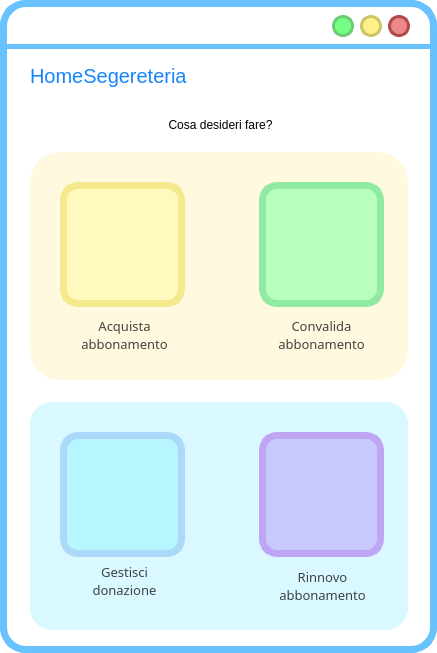
Before: the Qt Designer form ui/HomeSegreteria.ui in SbattellaMattia/SoftwareEngineering, drawn with Qt 5.
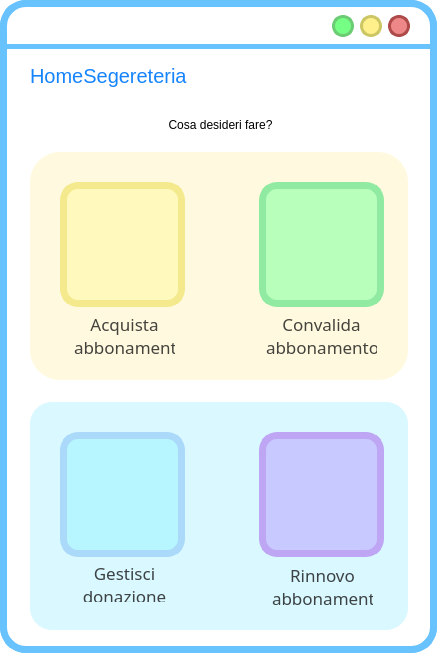
After: the same form once the commit is applied. Icons and pictures are not drawn.

The edit to the form file:
```diff
--- a/ui/HomeSegreteria.ui
+++ b/ui/HomeSegreteria.ui
@@ -415,12 +415,11 @@
 height: 19px;
 color: rgba(16, 16, 16,200);
 font-size: 16px;
-text-align: center;
-font-family: Lato-light;
+
 }</string>
     </property>
     <property name="text">
-     <string>&lt;html&gt;&lt;head/&gt;&lt;body&gt;&lt;p align=&quot;center&quot;&gt;&lt;span style=&quot; font-size:10pt;&quot;&gt;Convalida &lt;br/&gt;abbonamento&lt;/span&gt;&lt;/p&gt;&lt;/body&gt;&lt;/html&gt;</string>
+     <string>&lt;html&gt;&lt;head/&gt;&lt;body&gt;&lt;p align=&quot;center&quot;&gt;&lt;span style=&quot; font-size:13pt;&quot;&gt;Convalida &lt;br/&gt;abbonamento&lt;/span&gt;&lt;/p&gt;&lt;/body&gt;&lt;/html&gt;</string>
     </property>
    </widget>
    <widget class="QLabel" name="label_15">
@@ -450,12 +449,11 @@
 height: 19px;
 color: rgba(16, 16, 16,200);
 font-size: 16px;
-text-align: center;
-font-family: Lato-light;
+
 }</string>
     </property>
     <property name="text">
-     <string>&lt;html&gt;&lt;head/&gt;&lt;body&gt;&lt;p align=&quot;center&quot;&gt;&lt;span style=&quot; font-size:10pt;&quot;&gt;Acquista &lt;br/&gt;abbonamento&lt;/span&gt;&lt;/p&gt;&lt;/body&gt;&lt;/html&gt;</string>
+     <string>&lt;html&gt;&lt;head/&gt;&lt;body&gt;&lt;p align=&quot;center&quot;&gt;&lt;span style=&quot; font-size:13pt;&quot;&gt;Acquista &lt;br/&gt;abbonamento&lt;/span&gt;&lt;/p&gt;&lt;/body&gt;&lt;/html&gt;</string>
     </property>
    </widget>
    <widget class="QLabel" name="convalidaBigliettoButton">
@@ -611,12 +609,11 @@
 height: 19px;
 color: rgba(16, 16, 16,200);
 font-size: 16px;
-text-align: center;
-font-family: Lato-light;
+
 }</string>
     </property>
     <property name="text">
-     <string>&lt;html&gt;&lt;head/&gt;&lt;body&gt;&lt;p align=&quot;center&quot;&gt;&lt;span style=&quot; font-size:10pt;&quot;&gt;Gestisci&lt;br/&gt;donazione&lt;/span&gt;&lt;/p&gt;&lt;/body&gt;&lt;/html&gt;</string>
+     <string>&lt;html&gt;&lt;head/&gt;&lt;body&gt;&lt;p align=&quot;center&quot;&gt;&lt;span style=&quot; font-size:13pt;&quot;&gt;Gestisci&lt;br/&gt;donazione&lt;/span&gt;&lt;/p&gt;&lt;/body&gt;&lt;/html&gt;</string>
     </property>
    </widget>
    <widget class="QLabel" name="label_14">
@@ -646,12 +643,11 @@
 height: 19px;
 color: rgba(16, 16, 16,200);
 font-size: 16px;
-text-align: center;
-font-family: Lato-light;
+
 }</string>
     </property>
     <property name="text">
-     <string>&lt;html&gt;&lt;head/&gt;&lt;body&gt;&lt;p align=&quot;center&quot;&gt;&lt;span style=&quot; font-size:10pt;&quot;&gt;Rinnovo &lt;br/&gt;abbonamento&lt;/span&gt;&lt;/p&gt;&lt;/body&gt;&lt;/html&gt;</string>
+     <string>&lt;html&gt;&lt;head/&gt;&lt;body&gt;&lt;p align=&quot;center&quot;&gt;&lt;span style=&quot; font-size:13pt;&quot;&gt;Rinnovo &lt;br/&gt;abbonamento&lt;/span&gt;&lt;/p&gt;&lt;/body&gt;&lt;/html&gt;</string>
     </property>
    </widget>
   </widget>
```
